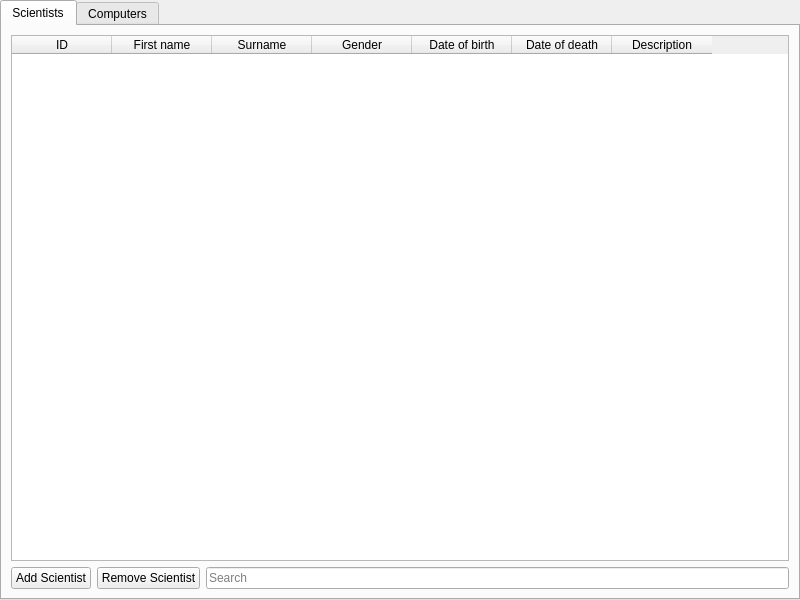
Above: Verklegt2014/mainwindow.ui from Tagl/Verklegt2014 before the change. Below: the same form after it.
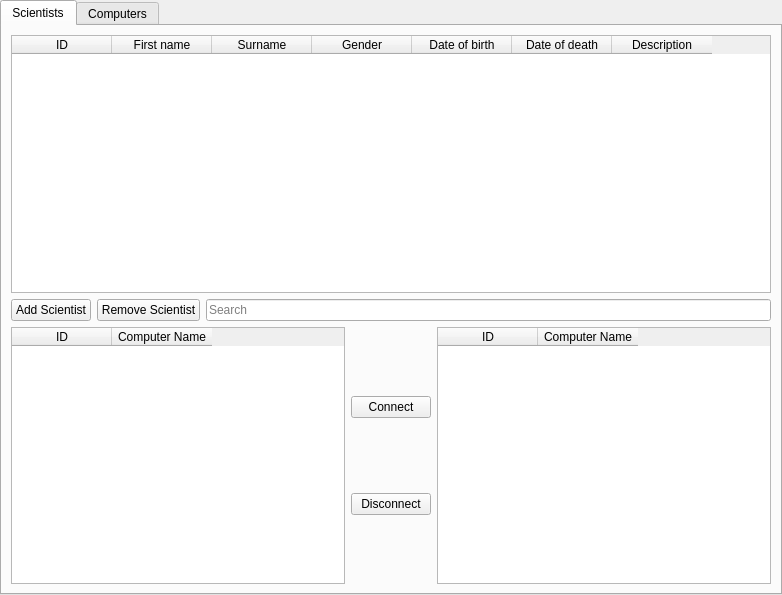
That is the form after the change. The open tabs and pages were chosen to show the change.

Commit message: Person connection to computers

```diff
--- a/Verklegt2014/mainwindow.ui
+++ b/Verklegt2014/mainwindow.ui
@@ -6,8 +6,8 @@
    <rect>
     <x>0</x>
     <y>0</y>
-    <width>800</width>
-    <height>600</height>
+    <width>782</width>
+    <height>595</height>
    </rect>
   </property>
   <property name="windowTitle">
@@ -104,6 +104,56 @@
           </item>
          </layout>
         </item>
+        <item>
+         <layout class="QHBoxLayout" name="horizontalLayout_4">
+          <item>
+           <widget class="QTableWidget" name="disconnectedComputers">
+            <column>
+             <property name="text">
+              <string>ID</string>
+             </property>
+            </column>
+            <column>
+             <property name="text">
+              <string>Computer Name</string>
+             </property>
+            </column>
+           </widget>
+          </item>
+          <item>
+           <layout class="QVBoxLayout" name="verticalLayout_4">
+            <item>
+             <widget class="QPushButton" name="connectToComputer">
+              <property name="text">
+               <string>Connect</string>
+              </property>
+             </widget>
+            </item>
+            <item>
+             <widget class="QPushButton" name="disconnectComputer">
+              <property name="text">
+               <string>Disconnect</string>
+              </property>
+             </widget>
+            </item>
+           </layout>
+          </item>
+          <item>
+           <widget class="QTableWidget" name="connectedComputers">
+            <column>
+             <property name="text">
+              <string>ID</string>
+             </property>
+            </column>
+            <column>
+             <property name="text">
+              <string>Computer Name</string>
+             </property>
+            </column>
+           </widget>
+          </item>
+         </layout>
+        </item>
        </layout>
       </widget>
       <widget class="QWidget" name="compTab">
```
Left out of the diff: 2 changed lines with no effect on the pictures. The commit also changes 6 other files.
